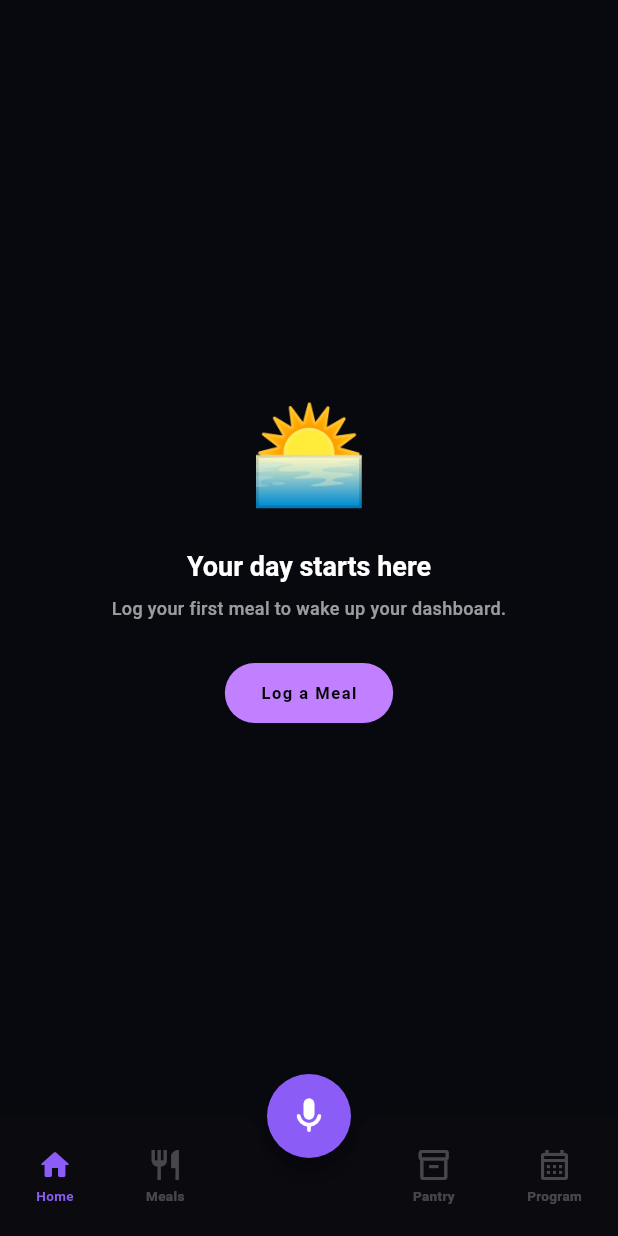
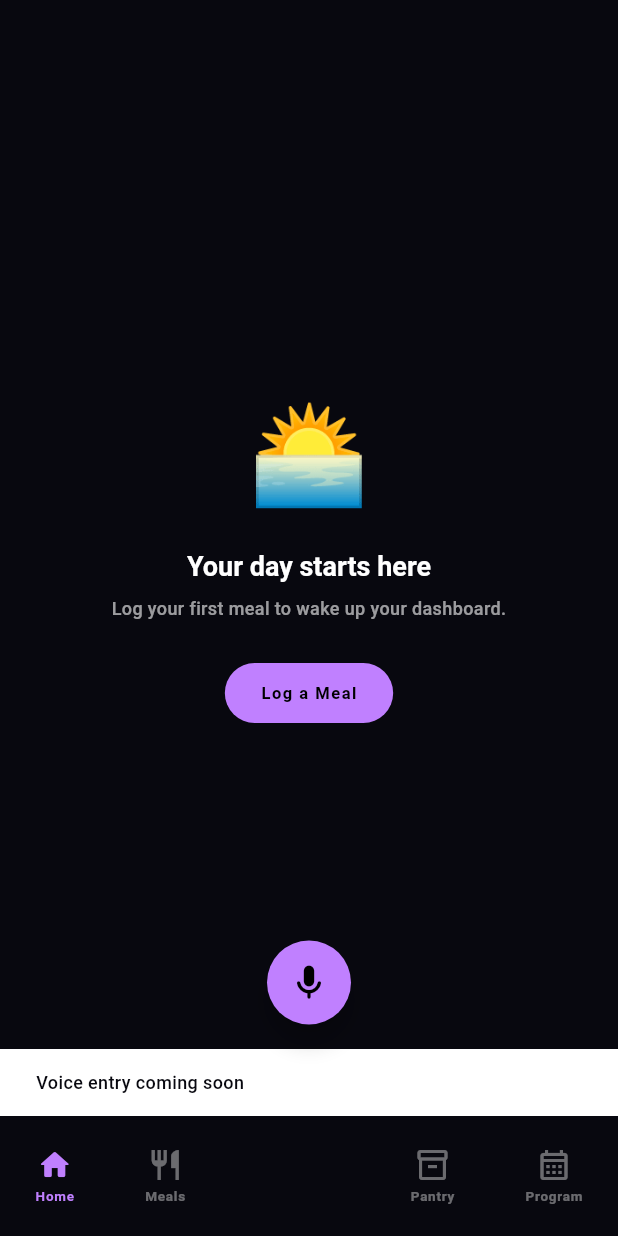
Before and after one commit to gaurav57606/prodiet, a Flutter app: the DashboardScreen screen opened by its route, after a tap on the "mic" icon, on a phone screen of 412 x 824 dp. Run offline on Flutter 3.47's test engine with Material 3 defaults, Android fonts, the phone set to English and light mode, and no system bars; our stand-ins replace cached_network_image, connectivity_plus, dartz, device_info_plus, drift, drift_flutter and 17 more; missing offline and left inert: health; accounts and stored records are empty; generated files the repository leaves out were written again; Roboto replaces fonts that are missing (Outfit).

Commit message:
feat: implement shared CORS logic for Supabase functions and refine T1/T2 screens

```diff
--- a/prodiet_unified/lib/core/router/app_router.dart
+++ b/prodiet_unified/lib/core/router/app_router.dart
@@ -100,6 +100,7 @@ class AppRoutes {
   static const String t2Onboarding = '/t2/onboarding';
   static const String t2Login = '/t2/login';
   static const String t2Signup = '/t2/signup';
+  static const String t2ForgotPassword = '/t2/forgot-password';
 
   // T2 Shell
   static const String t2Dashboard = '/t2/dashboard';
@@ -165,6 +166,7 @@ GoRouter createAppRouter(ProviderContainer ref) => GoRouter(
       '/t1/login',  '/t2/login',
       '/t1/signup', '/t2/signup',
       '/t1/forgot-password',
+      '/t2/forgot-password',
       '/t1/onboarding', '/t2/onboarding',
       '/t1/health-goals',
 //      '/t1/verify-phone', // TODO: re-enable when phone auth is implemented
@@ -233,6 +235,11 @@ GoRouter createAppRouter(ProviderContainer ref) => GoRouter(
     GoRoute(path: AppRoutes.t2Onboarding, name: 't2Onboarding', builder: (context, state) => const t2_onboarding.OnboardingScreen()),
     GoRoute(path: AppRoutes.t2Login, name: 't2Login', builder: (context, state) => const t2_login.LoginScreen()),
     GoRoute(path: AppRoutes.t2Signup, name: 't2Signup', builder: (context, state) => const t2_signup.SignupScreen()),
+    GoRoute(
+      path: AppRoutes.t2ForgotPassword,
+      name: 't2ForgotPassword',
+      builder: (context, state) => const t1_forgot_password.ForgotPasswordScreen(),
+    ),
 
     // T2 Shell
     ShellRoute(
--- a/prodiet_unified/lib/features/dashboard/t1/presentation/screens/dashboard_screen.dart
+++ b/prodiet_unified/lib/features/dashboard/t1/presentation/screens/dashboard_screen.dart
@@ -108,7 +108,7 @@ class _DashboardScreenState extends ConsumerState<DashboardScreen> {
                   padding: const EdgeInsets.symmetric(horizontal: T1Spacing.lg, vertical: T1Spacing.sm),
                   child: _SectionHeader(
                     title: 'Macros Today',
-                    onAction: () => context.go('/meals'),
+                    onAction: () => context.go(AppRoutes.t1MealPlanner),
                   ),
                 ),
               ),
@@ -130,7 +130,7 @@ class _DashboardScreenState extends ConsumerState<DashboardScreen> {
                   padding: const EdgeInsets.symmetric(horizontal: T1Spacing.lg, vertical: T1Spacing.sm),
                   child: _SectionHeader(
                     title: 'Next Meal',
-                    onAction: () => context.go('/meals'),
+                    onAction: () => context.go(AppRoutes.t1MealPlanner),
                   ),
                 ),
               ),
--- a/prodiet_unified/lib/features/meal_planner/t2/presentation/screens/meal_planner_screen.dart
+++ b/prodiet_unified/lib/features/meal_planner/t2/presentation/screens/meal_planner_screen.dart
@@ -1,5 +1,7 @@
 import 'package:flutter/material.dart';
 import 'package:flutter_riverpod/flutter_riverpod.dart';
+import 'package:go_router/go_router.dart';
+import 'package:prodiet_unified/core/router/app_router.dart';
 import 'package:google_fonts/google_fonts.dart';
 import 'package:intl/intl.dart';
 import 'package:prodiet_unified/core/theme/t2/t2_colors.dart';
@@ -112,6 +114,7 @@ class MealPlannerScreen extends ConsumerWidget {
         border: Border.all(color: isToday ? T2Colors.lime : T2Colors.border),
       ),
       child: ListTile(
+        onTap: () => context.push(AppRoutes.t1TodayMeals),
         contentPadding: const EdgeInsets.symmetric(horizontal: 20, vertical: 8),
         leading: Column(
           mainAxisAlignment: MainAxisAlignment.center,
--- a/prodiet_unified/lib/shared/t1/widgets/dm_app_shell.dart
+++ b/prodiet_unified/lib/shared/t1/widgets/dm_app_shell.dart
@@ -40,19 +40,28 @@ class _DmAppShellState extends State<DmAppShell> {
 
   @override
   Widget build(BuildContext context) {
+    final theme = Theme.of(context);
+    final scheme = theme.colorScheme;
     return Scaffold(
       body: widget.child,
       extendBody: true,
       floatingActionButton: FloatingActionButton(
-        onPressed: () {},
-        backgroundColor: const Color(0xFF8B5CF6),
+        onPressed: () {
+          ScaffoldMessenger.of(context).showSnackBar(
+            const SnackBar(
+              content: Text('Voice entry coming soon'),
+              duration: Duration(seconds: 2),
+            ),
+          );
+        },
+        backgroundColor: scheme.primary,
         elevation: 6,
         shape: const CircleBorder(),
-        child: const Icon(Icons.mic_rounded, color: Colors.white, size: 28),
+        child: Icon(Icons.mic_rounded, color: scheme.onPrimary, size: 28),
       ),
       floatingActionButtonLocation: FloatingActionButtonLocation.centerDocked,
       bottomNavigationBar: BottomAppBar(
-        color: const Color(0xFF0A0A0F),
+        color: scheme.surface,
         shape: const CircularNotchedRectangle(),
         notchMargin: 8,
         padding: EdgeInsets.zero,
@@ -73,8 +82,10 @@ class _DmAppShellState extends State<DmAppShell> {
   Widget _navItem(BuildContext ctx, IconData filled, IconData outlined,
                   String label, int index) {
     final isActive = _currentIndex == index;
-    const activeColor = Color(0xFF8B5CF6);
-    const inactiveColor = Color(0x40FFFFFF);
+    final theme = Theme.of(ctx);
+    final scheme = theme.colorScheme;
+    final activeColor = scheme.primary;
+    final inactiveColor = scheme.onSurface.withOpacity(0.4);
     return GestureDetector(
       onTap: () => _onTap(index),
       child: Column(
@@ -86,8 +97,7 @@ class _DmAppShellState extends State<DmAppShell> {
               size: 24),
           const SizedBox(height: 2),
           Text(label,
-            style: TextStyle(
-              fontFamily: 'Outfit',
+            style: theme.textTheme.labelSmall?.copyWith(
               fontSize: 9,
               fontWeight: FontWeight.w700,
               color: isActive ? activeColor : inactiveColor,
```
Also changed, not shown: prodiet_unified/lib/features/inventory/t2/presentation/screens/inventory_screen.dart (+41 -3 lines), prodiet_unified/lib/features/voice/t2/presentation/screens/voice_screen.dart (+48 -9 lines), 7 other files.
